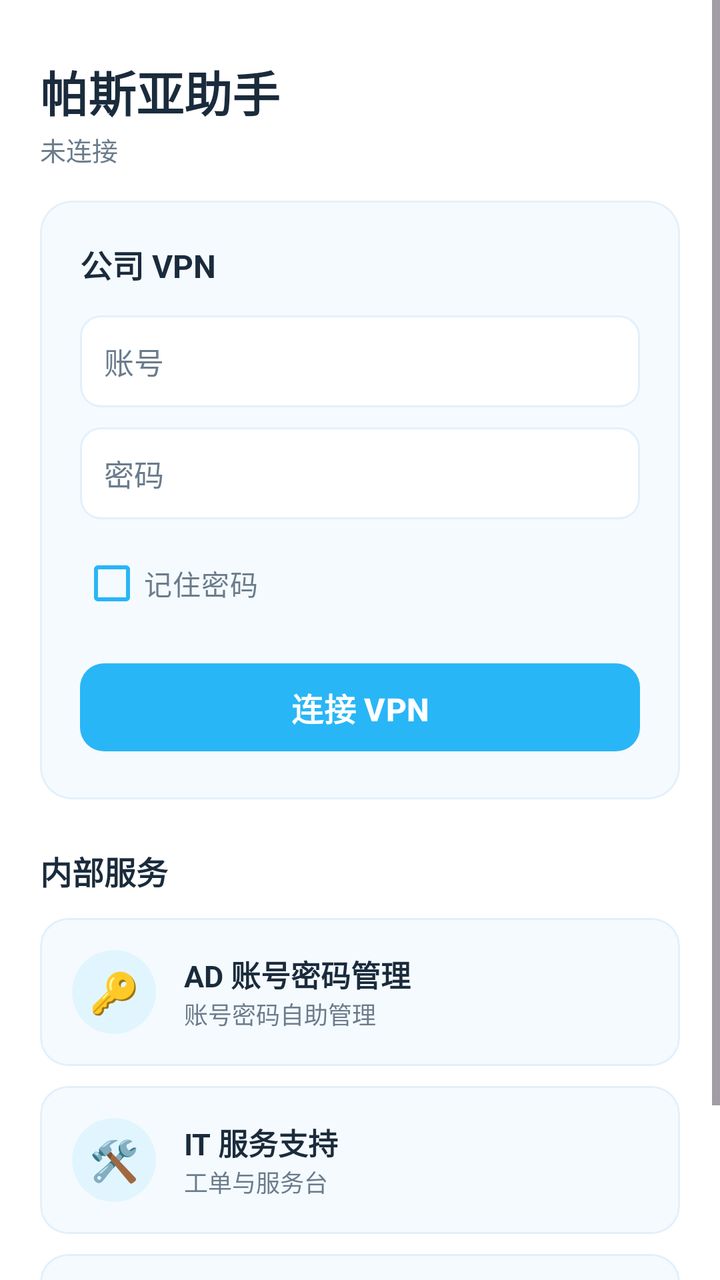
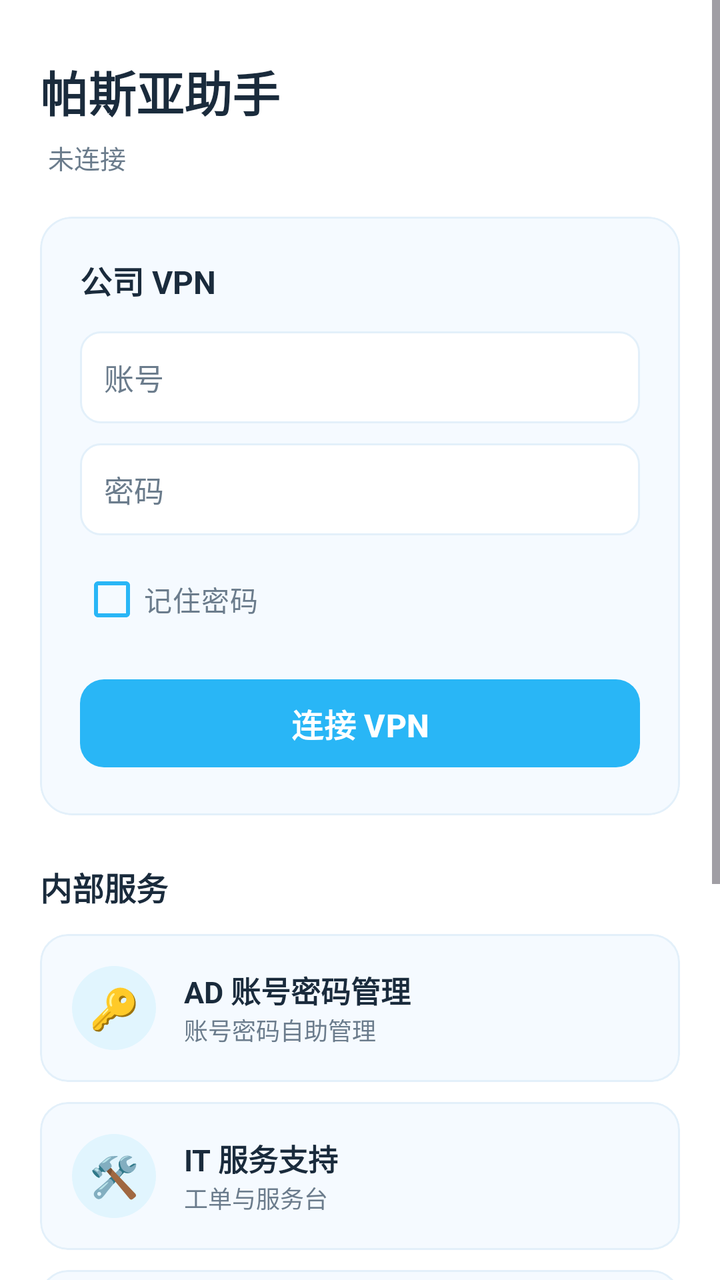

Screens rendered from an Android XML layout before and after an edit, with the pre-edit source and the edit as a unified diff.
<!-- AndroidManifest.xml: application theme Theme.PatheaAssistant -->
<!-- res/layout/activity_main.xml -->
<?xml version="1.0" encoding="utf-8"?>
<ScrollView xmlns:android="http://schemas.android.com/apk/res/android"
    xmlns:app="http://schemas.android.com/apk/res-auto"
    android:layout_width="match_parent"
    android:layout_height="match_parent"
    android:background="@color/background"
    android:fillViewport="true">

    <LinearLayout
        android:layout_width="match_parent"
        android:layout_height="wrap_content"
        android:orientation="vertical"
        android:padding="20dp">

        
        <TextView
            android:layout_width="wrap_content"
            android:layout_height="wrap_content"
            android:layout_marginTop="8dp"
            android:text="@string/app_name"
            android:textColor="@color/text_primary"
            android:textSize="24sp"
            android:textStyle="bold" />

        <TextView
            android:id="@+id/vpnStatusText"
            android:layout_width="wrap_content"
            android:layout_height="wrap_content"
            android:layout_marginTop="2dp"
            android:text="@string/vpn_disconnected"
            android:textColor="@color/text_secondary"
            android:textSize="13sp" />

        
        <com.google.android.material.card.MaterialCardView
            android:layout_width="match_parent"
            android:layout_height="wrap_content"
            android:layout_marginTop="16dp"
            app:cardBackgroundColor="@color/surface"
            app:cardCornerRadius="16dp"
            app:cardElevation="0dp"
            app:strokeColor="@color/divider"
            app:strokeWidth="1dp">

            <LinearLayout
                android:layout_width="match_parent"
                android:layout_height="wrap_content"
                android:orientation="vertical"
                android:padding="20dp">

                <TextView
                    android:layout_width="wrap_content"
                    android:layout_height="wrap_content"
                    android:text="@string/vpn_title"
                    android:textColor="@color/text_primary"
                    android:textSize="16sp"
                    android:textStyle="bold" />

                <EditText
                    android:id="@+id/usernameInput"
                    android:layout_width="match_parent"
                    android:layout_height="wrap_content"
                    android:layout_marginTop="14dp"
                    android:hint="@string/username"
                    android:inputType="text"
                    android:maxLines="1"
                    android:background="@drawable/edittext_bg"
                    android:padding="12dp"
                    android:textColor="@color/text_primary"
                    android:textColorHint="@color/text_secondary"
                    android:textSize="15sp" />

                <EditText
                    android:id="@+id/passwordInput"
                    android:layout_width="match_parent"
                    android:layout_height="wrap_content"
                    android:layout_marginTop="10dp"
                    android:hint="@string/password"
                    android:inputType="textPassword"
                    android:maxLines="1"
                    android:background="@drawable/edittext_bg"
                    android:padding="12dp"
                    android:textColor="@color/text_primary"
                    android:textColorHint="@color/text_secondary"
                    android:textSize="15sp" />

                <CheckBox
                    android:id="@+id/rememberCheckbox"
                    android:layout_width="wrap_content"
                    android:layout_height="wrap_content"
                    android:layout_marginTop="8dp"
                    android:buttonTint="@color/accent"
                    android:text="@string/remember_password"
                    android:textColor="@color/text_secondary"
                    android:textSize="14sp" />

                <com.google.android.material.button.MaterialButton
                    android:id="@+id/connectButton"
                    android:layout_width="match_parent"
                    android:layout_height="52dp"
                    android:layout_marginTop="12dp"
                    android:text="@string/vpn_connect"
                    android:textSize="16sp"
                    android:textStyle="bold"
                    app:backgroundTint="@color/accent"
                    app:cornerRadius="12dp" />
            </LinearLayout>
        </com.google.android.material.card.MaterialCardView>

        
        <TextView
            android:layout_width="wrap_content"
            android:layout_height="wrap_content"
            android:layout_marginTop="24dp"
            android:text="@string/internal_services"
            android:textColor="@color/text_primary"
            android:textSize="16sp"
            android:textStyle="bold" />

        
        <com.google.android.material.card.MaterialCardView
            android:id="@+id/shortcutAd"
            android:layout_width="match_parent"
            android:layout_height="wrap_content"
            android:layout_marginTop="12dp"
            android:clickable="true"
            android:focusable="true"
            android:foreground="?attr/selectableItemBackground"
            app:cardBackgroundColor="@color/surface"
            app:cardCornerRadius="14dp"
            app:cardElevation="0dp"
            app:strokeColor="@color/divider"
            app:strokeWidth="1dp">

            <LinearLayout
                android:layout_width="match_parent"
                android:layout_height="wrap_content"
                android:orientation="horizontal"
                android:gravity="center_vertical"
                android:padding="16dp">

                <TextView
                    android:layout_width="42dp"
                    android:layout_height="42dp"
                    android:gravity="center"
                    android:background="@drawable/circle_icon_bg"
                    android:text="🔑"
                    android:textSize="20sp" />

                <LinearLayout
                    android:layout_width="0dp"
                    android:layout_height="wrap_content"
                    android:layout_weight="1"
                    android:layout_marginStart="14dp"
                    android:orientation="vertical">

                    <TextView
                        android:layout_width="wrap_content"
                        android:layout_height="wrap_content"
                        android:text="@string/service_ad"
                        android:textColor="@color/text_primary"
                        android:textSize="15sp"
                        android:textStyle="bold" />

                    <TextView
                        android:layout_width="wrap_content"
                        android:layout_height="wrap_content"
                        android:text="@string/service_ad_sub"
                        android:textColor="@color/text_secondary"
                        android:textSize="12sp" />
                </LinearLayout>
            </LinearLayout>
        </com.google.android.material.card.MaterialCardView>

        <com.google.android.material.card.MaterialCardView
            android:id="@+id/shortcutItsm"
            android:layout_width="match_parent"
            android:layout_height="wrap_content"
            android:layout_marginTop="10dp"
            android:clickable="true"
            android:focusable="true"
            android:foreground="?attr/selectableItemBackground"
            app:cardBackgroundColor="@color/surface"
            app:cardCornerRadius="14dp"
            app:cardElevation="0dp"
            app:strokeColor="@color/divider"
            app:strokeWidth="1dp">

            <LinearLayout
                android:layout_width="match_parent"
                android:layout_height="wrap_content"
                android:orientation="horizontal"
                android:gravity="center_vertical"
                android:padding="16dp">

                <TextView
                    android:layout_width="42dp"
                    android:layout_height="42dp"
                    android:gravity="center"
                    android:background="@drawable/circle_icon_bg"
                    android:text="🛠"
                    android:textSize="20sp" />

                <LinearLayout
                    android:layout_width="0dp"
                    android:layout_height="wrap_content"
                    android:layout_weight="1"
                    android:layout_marginStart="14dp"
                    android:orientation="vertical">

                    <TextView
                        android:layout_width="wrap_content"
                        android:layout_height="wrap_content"
                        android:text="@string/service_itsm"
                        android:textColor="@color/text_primary"
                        android:textSize="15sp"
                        android:textStyle="bold" />

                    <TextView
                        android:layout_width="wrap_content"
                        android:layout_height="wrap_content"
                        android:text="@string/service_itsm_sub"
                        android:textColor="@color/text_secondary"
                        android:textSize="12sp" />
                </LinearLayout>
            </LinearLayout>
        </com.google.android.material.card.MaterialCardView>

        <com.google.android.material.card.MaterialCardView
            android:id="@+id/shortcutPortal"
            android:layout_width="match_parent"
            android:layout_height="wrap_content"
            android:layout_marginTop="10dp"
            android:layout_marginBottom="20dp"
            android:clickable="true"
            android:focusable="true"
            android:foreground="?attr/selectableItemBackground"
            app:cardBackgroundColor="@color/surface"
            app:cardCornerRadius="14dp"
            app:cardElevation="0dp"
            app:strokeColor="@color/divider"
            app:strokeWidth="1dp">

            <LinearLayout
                android:layout_width="match_parent"
                android:layout_height="wrap_content"
                android:orientation="horizontal"
                android:gravity="center_vertical"
                android:padding="16dp">

                <TextView
                    android:layout_width="42dp"
                    android:layout_height="42dp"
                    android:gravity="center"
                    android:background="@drawable/circle_icon_bg"
                    android:text="🧭"
                    android:textSize="20sp" />

                <LinearLayout
                    android:layout_width="0dp"
                    android:layout_height="wrap_content"
                    android:layout_weight="1"
                    android:layout_marginStart="14dp"
                    android:orientation="vertical">

                    <TextView
                        android:layout_width="wrap_content"
                        android:layout_height="wrap_content"
                        android:text="@string/service_portal"
                        android:textColor="@color/text_primary"
                        android:textSize="15sp"
                        android:textStyle="bold" />

                    <TextView
                        android:layout_width="wrap_content"
                        android:layout_height="wrap_content"
                        android:text="@string/service_portal_sub"
                        android:textColor="@color/text_secondary"
                        android:textSize="12sp" />
                </LinearLayout>
            </LinearLayout>
        </com.google.android.material.card.MaterialCardView>

    </LinearLayout>
</ScrollView>
<!-- resources referenced by this layout -->
<resources>
  <color name="accent">#29B6F6</color>
  <color name="background">#FFFFFF</color>
  <color name="divider">#E3F0FA</color>
  <color name="surface">#F5FAFF</color>
  <color name="text_primary">#1A2B3C</color>
  <color name="text_secondary">#6B7C8C</color>
  <!-- drawable circle_icon_bg (drawable) -->
  <?xml version="1.0" encoding="utf-8"?>
  <shape xmlns:android="http://schemas.android.com/apk/res/android"
      android:shape="oval">
      <solid android:color="#E1F5FE" />
  </shape>
  <!-- drawable edittext_bg (drawable) -->
  <?xml version="1.0" encoding="utf-8"?>
  <shape xmlns:android="http://schemas.android.com/apk/res/android">
      <solid android:color="@color/white" />
      <corners android:radius="10dp" />
      <stroke android:width="1dp" android:color="@color/divider" />
  </shape>
  <string name="app_name">帕斯亚助手</string>
  <string name="internal_services">内部服务</string>
  <string name="password">密码</string>
  <string name="remember_password">记住密码</string>
  <string name="service_ad">AD 账号密码管理</string>
  <string name="service_ad_sub">账号密码自助管理</string>
  <string name="service_itsm">IT 服务支持</string>
  <string name="service_itsm_sub">工单与服务台</string>
  <string name="service_portal">Pathea 门户导航</string>
  <string name="service_portal_sub">内部系统导航</string>
  <string name="username">账号</string>
  <string name="vpn_connect">连接 VPN</string>
  <string name="vpn_disconnected">未连接</string>
  <string name="vpn_title">公司 VPN</string>
  <style name="Theme.PatheaAssistant" parent="Theme.Material3.Light.NoActionBar">
          <item name="colorPrimary">@color/primary</item>
          <item name="colorPrimaryDark">@color/primary_dark</item>
          <item name="colorAccent">@color/accent</item>
          <item name="android:windowBackground">@color/background</item>
          <item name="android:statusBarColor">@color/primary</item>
          <item name="android:navigationBarColor">@color/white</item>
          <item name="android:windowLightStatusBar">false</item>
      </style>
  <color name="white">#FFFFFF</color>
  <color name="primary">#4FC3F7</color>
  <color name="primary_dark">#0288D1</color>
</resources>

<!-- the commit's change to res/layout/activity_main.xml (unified diff, before → after) -->
@@ -27,12 +27,17 @@
             android:layout_width="wrap_content"
             android:layout_height="wrap_content"
             android:layout_marginTop="2dp"
+            android:padding="4dp"
+            android:clickable="true"
+            android:focusable="true"
+            android:foreground="?attr/selectableItemBackground"
             android:text="@string/vpn_disconnected"
             android:textColor="@color/text_secondary"
             android:textSize="13sp" />
 
         
         <com.google.android.material.card.MaterialCardView
+            android:id="@+id/vpnCard"
             android:layout_width="match_parent"
             android:layout_height="wrap_content"
             android:layout_marginTop="16dp"
@@ -231,7 +236,7 @@
             android:layout_width="match_parent"
             android:layout_height="wrap_content"
             android:layout_marginTop="10dp"
-            android:layout_marginBottom="20dp"
+            android:layout_marginBottom="10dp"
             android:clickable="true"
             android:focusable="true"
             android:foreground="?attr/selectableItemBackground"
@@ -281,5 +286,116 @@
             </LinearLayout>
         </com.google.android.material.card.MaterialCardView>
 
+        
+        <com.google.android.material.card.MaterialCardView
+            android:id="@+id/shortcutWiki"
+            android:layout_width="match_parent"
+            android:layout_height="wrap_content"
+            android:layout_marginTop="10dp"
+            android:clickable="true"
+            android:focusable="true"
+            android:foreground="?attr/selectableItemBackground"
+            app:cardBackgroundColor="@color/surface"
+            app:cardCornerRadius="14dp"
+            app:cardElevation="0dp"
+            app:strokeColor="@color/divider"
+            app:strokeWidth="1dp">
+
+            <LinearLayout
+                android:layout_width="match_parent"
+                android:layout_height="wrap_content"
+                android:orientation="horizontal"
+                android:gravity="center_vertical"
+                android:padding="16dp">
+
+                <TextView
+                    android:layout_width="42dp"
+                    android:layout_height="42dp"
+                    android:gravity="center"
+                    android:background="@drawable/circle_icon_bg"
+                    android:text="📚"
+                    android:textSize="20sp" />
+
+                <LinearLayout
+                    android:layout_width="0dp"
+                    android:layout_height="wrap_content"
+                    android:layout_weight="1"
+                    android:layout_marginStart="14dp"
+                    android:orientation="vertical">
+
+                    <TextView
+                        android:layout_width="wrap_content"
+                        android:layout_height="wrap_content"
+                        android:text="@string/service_wiki"
+                        android:textColor="@color/text_primary"
+                        android:textSize="15sp"
+                        android:textStyle="bold" />
+
+                    <TextView
+                        android:layout_width="wrap_content"
+                        android:layout_height="wrap_content"
+                        android:text="@string/service_wiki_sub"
+                        android:textColor="@color/text_secondary"
+                        android:textSize="12sp" />
+                </LinearLayout>
+            </LinearLayout>
+        </com.google.android.material.card.MaterialCardView>
+
+        
+        <com.google.android.material.card.MaterialCardView
+            android:id="@+id/shortcutRustdesk"
+            android:layout_width="match_parent"
+            android:layout_height="wrap_content"
+            android:layout_marginTop="10dp"
+            android:layout_marginBottom="20dp"
+            android:clickable="true"
+            android:focusable="true"
+            android:foreground="?attr/selectableItemBackground"
+            app:cardBackgroundColor="@color/surface"
+            app:cardCornerRadius="14dp"
+            app:cardElevation="0dp"
+            app:strokeColor="@color/divider"
+            app:strokeWidth="1dp">
+
+            <LinearLayout
+                android:layout_width="match_parent"
+                android:layout_height="wrap_content"
+                android:orientation="horizontal"
+                android:gravity="center_vertical"
+                android:padding="16dp">
+
+                <TextView
+                    android:layout_width="42dp"
+                    android:layout_height="42dp"
+                    android:gravity="center"
+                    android:background="@drawable/circle_icon_bg"
+                    android:text="🖥"
+                    android:textSize="20sp" />
+
+                <LinearLayout
+                    android:layout_width="0dp"
+                    android:layout_height="wrap_content"
+                    android:layout_weight="1"
+                    android:layout_marginStart="14dp"
+                    android:orientation="vertical">
+
+                    <TextView
+                        android:layout_width="wrap_content"
+                        android:layout_height="wrap_content"
+                        android:text="@string/service_rustdesk"
+                        android:textColor="@color/text_primary"
+                        android:textSize="15sp"
+                        android:textStyle="bold" />
+
+                    <TextView
+                        android:layout_width="wrap_content"
+                        android:layout_height="wrap_content"
+                        android:text="@string/service_rustdesk_sub"
+                        android:textColor="@color/text_secondary"
+                        android:textSize="12sp" />
+                </LinearLayout>
+            </LinearLayout>
+        </com.google.android.material.card.MaterialCardView>
+
     </LinearLayout>
 </ScrollView>
<!-- resource entries referenced after the edit -->
@@ -29,6 +29,10 @@
   <string name="service_itsm_sub">工单与服务台</string>
   <string name="service_portal">Pathea 门户导航</string>
   <string name="service_portal_sub">内部系统导航</string>
+  <string name="service_rustdesk">RustDesk 远程协助</string>
+  <string name="service_rustdesk_sub">远程桌面（未安装请点此下载）</string>
+  <string name="service_wiki">Wiki 知识库</string>
+  <string name="service_wiki_sub">内部知识库</string>
   <string name="username">账号</string>
   <string name="vpn_connect">连接 VPN</string>
   <string name="vpn_disconnected">未连接</string>
